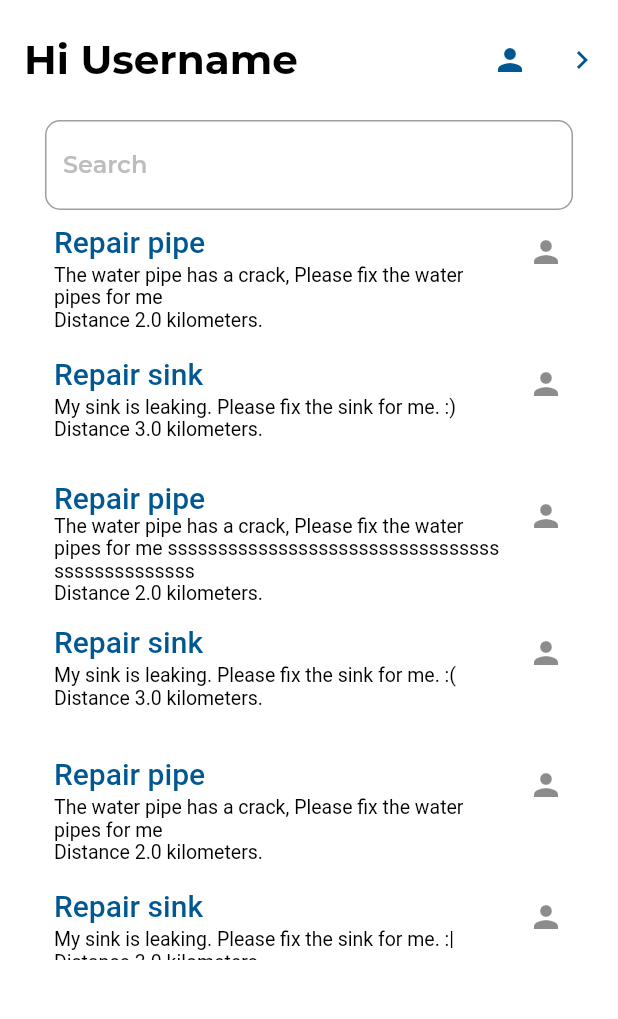
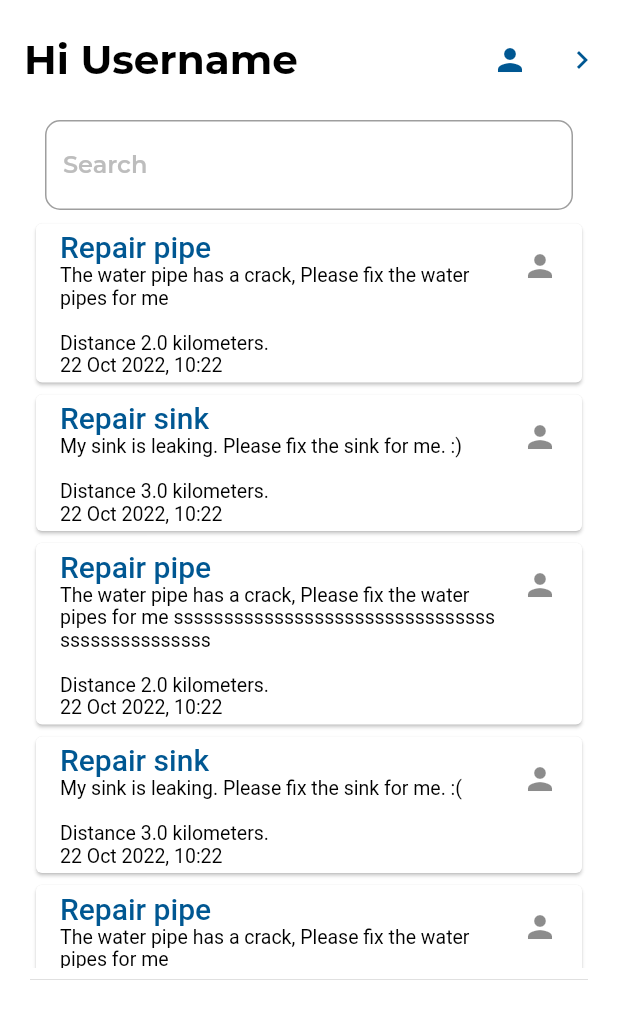
Before and after one commit to Ftittawat/CPE327-Project, a Flutter app: the screen it shows after launch, on a phone screen of 412 x 824 dp. Shown: the top 1019 px of the screen. Run offline on Flutter 3.47's test engine with Material 2 defaults, Android fonts, the phone set to English and light mode, and no system bars; our stand-ins replace google_fonts; missing offline and left inert: dart:ffi.

Commit message:
Update test-listview.dart
card ครอบอีกทีนึง

```diff
--- a/lib/screens/test-listview.dart
+++ b/lib/screens/test-listview.dart
@@ -122,7 +122,7 @@ class _TestHomeState extends State<TestHome> {
                 ),
               ),
               Padding(
-                padding: EdgeInsets.fromLTRB(0, 0, 0, 0),
+                padding: EdgeInsets.fromLTRB(0, 5, 0, 0),
                 child: Container(
                   decoration: BoxDecoration(
                       borderRadius: BorderRadius.circular(15),
@@ -132,7 +132,8 @@ class _TestHomeState extends State<TestHome> {
                     itemCount: list_request.length, //fix bound of request
                     itemBuilder: (BuildContext context, int index) {
                       ListRequest request = list_request[index];
-                      return ListTile(
+                      return Card(
+                          child: ListTile(
                               //leading: Text("test"),
                               title: Text(
                                 request.title,
@@ -142,7 +143,7 @@ class _TestHomeState extends State<TestHome> {
                                     color: Color(0xFF005792)),
                               ),
                               subtitle: Text(
-                            "${request.subtitle}\nDistance ${request.distance} kilometers.",
+                                "${request.subtitle}\n\nDistance ${request.distance} kilometers.\n22 Oct 2022, 10:22",
                                 style: TextStyle(
                                   fontSize: 13,
                                   color: Colors.black,
@@ -153,11 +154,12 @@ class _TestHomeState extends State<TestHome> {
                               isThreeLine: true,
                               onTap: () {
                                 print("more detail ${request.title} ");
-                          });
+                              }));
                     },
                   ),
                 ),
               ),
+              Divider(),
             ],
           ),
         ));
```
Lines whose indentation alone changed are shown as unchanged.
